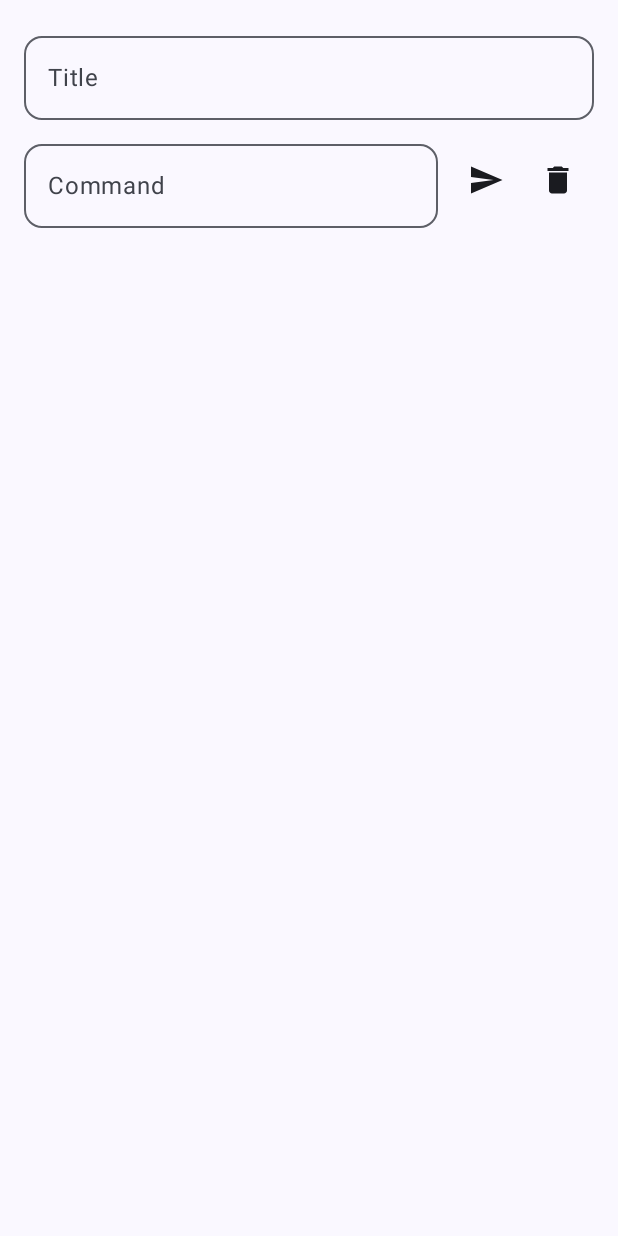
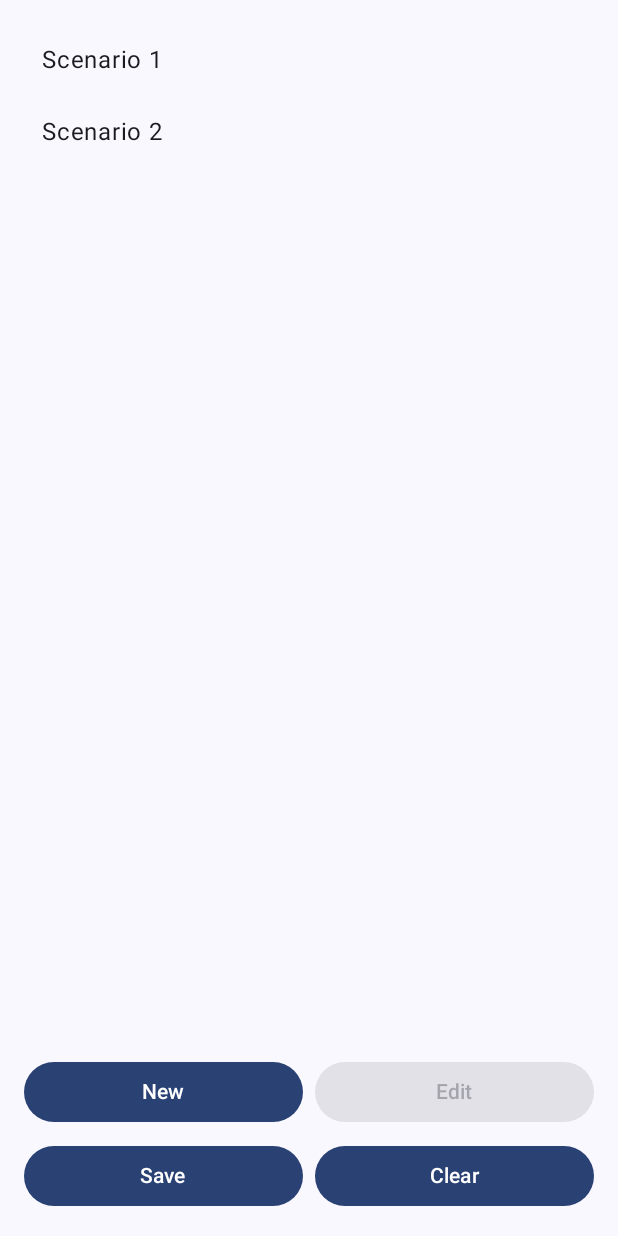
Before and after one commit to Lankow/nfc-emulator, an Android app built with Jetpack Compose: the composable ScenarioScreen shown on its own in the app's theme, on a phone screen of 412 x 824 dp. Run offline under Robolectric (Android 15) with nearby library versions, the phone set to English and light mode, and no system bars; 2 statements that could not run were skipped.

Commit message:
Refactor scenario tab to list scenarios

```diff
--- a/app/src/main/java/com/lnkv/nfcemulator/MainActivity.kt
+++ b/app/src/main/java/com/lnkv/nfcemulator/MainActivity.kt
@@ -44,11 +44,11 @@ import androidx.compose.ui.Alignment
 import androidx.compose.ui.graphics.Color
 import androidx.compose.foundation.lazy.LazyColumn
 import androidx.compose.foundation.lazy.items
+import androidx.compose.foundation.lazy.itemsIndexed
 import androidx.compose.foundation.border
 import androidx.compose.foundation.selection.toggleable
 import androidx.compose.foundation.shape.CircleShape
 import androidx.compose.material.icons.filled.Check
-import androidx.compose.material.icons.filled.Send
 import androidx.compose.material.icons.filled.Delete
 import androidx.compose.material3.MultiChoiceSegmentedButtonRow
 import androidx.compose.material3.SegmentedButton
@@ -58,6 +58,7 @@ import androidx.compose.runtime.Composable
 import androidx.compose.ui.Alignment.Companion.Center
 import androidx.compose.ui.platform.testTag
 import androidx.compose.foundation.background
+import androidx.compose.foundation.clickable
 import androidx.compose.foundation.shape.RoundedCornerShape
 import androidx.compose.ui.draw.clip
 import androidx.compose.ui.platform.LocalContext
@@ -119,6 +120,8 @@ enum class Screen(val label: String) {
     Server("Server"),
     Settings("Settings")
 }
+
+data class Scenario(val name: String)
 
 @OptIn(ExperimentalMaterial3Api::class)
 @Composable
@@ -259,74 +262,73 @@ fun CommunicationScreen(
 
 @Composable
 fun ScenarioScreen(modifier: Modifier = Modifier) {
-    var title by rememberSaveable { mutableStateOf("") }
-    var command by rememberSaveable { mutableStateOf("") }
-    val context = LocalContext.current
+    val scenarios = rememberSaveable {
+        mutableStateListOf(
+            Scenario("Scenario 1"),
+            Scenario("Scenario 2")
+        )
+    }
+    var selectedIndex by rememberSaveable { mutableStateOf<Int?>(null) }
 
     Column(modifier = modifier.fillMaxSize().padding(16.dp)) {
-        OutlinedTextField(
-            value = title,
-            onValueChange = { value ->
-                if (value.matches(Regex("[^\\\\/:*?\"<>|]*"))) {
-                    title = value
-                } else {
-                    Toast.makeText(
-                        context,
-                        "Title contains invalid filename characters",
-                        Toast.LENGTH_SHORT
-                    ).show()
-                }
-            },
-            modifier = Modifier.fillMaxWidth().testTag("TitleField"),
-            label = { Text("Title") },
-            keyboardOptions = KeyboardOptions(keyboardType = KeyboardType.Ascii),
-            singleLine = true,
-            shape = RoundedCornerShape(12.dp)
-        )
+        LazyColumn(modifier = Modifier.weight(1f)) {
+            itemsIndexed(scenarios) { index, scenario ->
+                val isSelected = selectedIndex == index
+                Text(
+                    scenario.name,
+                    modifier = Modifier
+                        .fillMaxWidth()
+                        .background(
+                            if (isSelected)
+                                MaterialTheme.colorScheme.primary.copy(alpha = 0.1f)
+                            else Color.Transparent
+                        )
+                        .clickable { selectedIndex = index }
+                        .padding(12.dp)
+                        .testTag("ScenarioItem$index")
+                )
+            }
+        }
         Spacer(modifier = Modifier.height(8.dp))
         Row(
-            verticalAlignment = Alignment.CenterVertically,
-            modifier = Modifier.fillMaxWidth()
+            modifier = Modifier.fillMaxWidth(),
+            horizontalArrangement = Arrangement.spacedBy(8.dp)
         ) {
-            OutlinedTextField(
-                value = command,
-                onValueChange = { value ->
-                    if (value.matches(Regex("[0-9a-fA-F]*"))) {
-                        command = value
-                    } else {
-                        Toast.makeText(
-                            context,
-                            "Command can contain only hex notation characters",
-                            Toast.LENGTH_SHORT
-                        ).show()
-                    }
+            Button(
+                onClick = {
+                    scenarios.add(Scenario("Scenario ${scenarios.size + 1}"))
                 },
-                modifier = Modifier.weight(1f).testTag("CommandField"),
-                label = { Text("Command") },
-                keyboardOptions = KeyboardOptions(keyboardType = KeyboardType.Ascii),
-                singleLine = true,
-                shape = RoundedCornerShape(12.dp)
-            )
-            Spacer(modifier = Modifier.width(8.dp))
-            IconButton(
+                modifier = Modifier.weight(1f).testTag("ScenarioNew")
+            ) {
+                Text("New")
+            }
+            Button(
+                onClick = { /* TODO edit scenario */ },
+                enabled = selectedIndex != null,
+                modifier = Modifier.weight(1f).testTag("ScenarioEdit")
+            ) {
+                Text("Edit")
+            }
+        }
+        Spacer(modifier = Modifier.height(8.dp))
+        Row(
+            modifier = Modifier.fillMaxWidth(),
+            horizontalArrangement = Arrangement.spacedBy(8.dp)
+        ) {
+            Button(
+                onClick = { /* TODO save scenarios */ },
+                modifier = Modifier.weight(1f).testTag("ScenarioSave")
+            ) {
+                Text("Save")
+            }
+            Button(
                 onClick = {
-                    if (command.length % 2 != 0) {
-                        Toast.makeText(
-                            context,
-                            "Even amount of nibbles is required",
-                            Toast.LENGTH_SHORT
-                        ).show()
-                    }
+                    scenarios.clear()
+                    selectedIndex = null
                 },
-                modifier = Modifier.testTag("CommandSend")
+                modifier = Modifier.weight(1f).testTag("ScenarioClear")
             ) {
-                Icon(Icons.Filled.Send, contentDescription = "Send Command")
-            }
-            IconButton(
-                onClick = { command = "" },
-                modifier = Modifier.testTag("CommandClear")
-            ) {
-                Icon(Icons.Filled.Delete, contentDescription = "Clear Command")
+                Text("Clear")
             }
         }
     }
```
Also changed, not shown: 1 other file.
